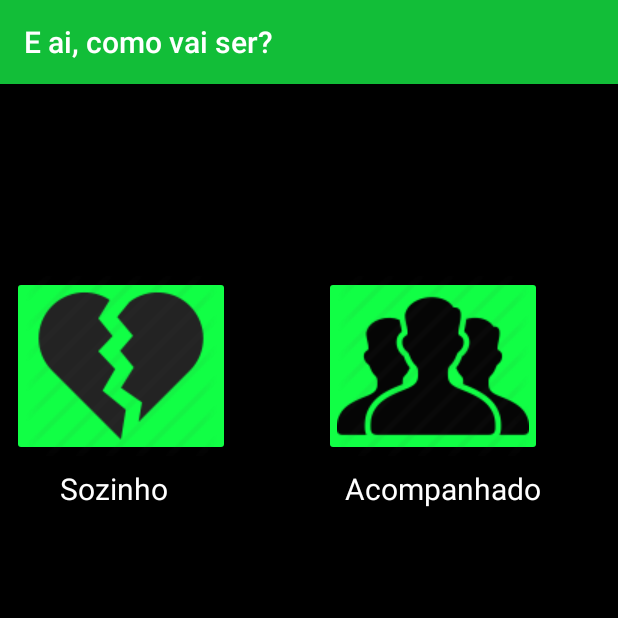
After one commit to bee-la/BeeLa, an Android app: the EscolhaProgramaAct screen opened directly, with no data from a screen before it, on a phone screen of 412 x 824 dp, the top half of it. The commit adds this screen. Run offline under Robolectric (Android 15) with nearby library versions, the phone set to English and light mode, and no system bars.

Commit message:
Escolher lugar sozinho ou em grupo

```diff
--- a/app/build.gradle
+++ b/app/build.gradle
@@ -48,4 +48,5 @@ dependencies {
 
 
 
+
 apply plugin: 'com.google.gms.google-services'
--- a/app/src/main/AndroidManifest.xml
+++ b/app/src/main/AndroidManifest.xml
@@ -67,6 +67,8 @@
         <activity
             android:name="br.ufrpe.beela.lugar.gui.LugaresAct"
             android:label="Lugares" />
+        <activity android:name="br.ufrpe.beela.lugar.gui.EscolhaProgramaAct"
+            android:label="E ai, como vai ser?"></activity>
     </application>
 
 </manifest>
--- /dev/null
+++ b/app/src/main/java/br/ufrpe/beela/lugar/gui/EscolhaProgramaAct.java
@@ -0,0 +1,14 @@
+package br.ufrpe.beela.lugar.gui;
+
+import android.support.v7.app.AppCompatActivity;
+import android.os.Bundle;
+import br.ufrpe.beela.gui.R;
+
+public class EscolhaProgramaAct extends AppCompatActivity {
+
+    @Override
+    protected void onCreate(Bundle savedInstanceState) {
+        super.onCreate(savedInstanceState);
+        setContentView(R.layout.activity_escolha_programa);
+    }
+}
--- /dev/null
+++ b/app/src/main/res/layout/activity_escolha_programa.xml
@@ -0,0 +1,62 @@
+<?xml version="1.0" encoding="utf-8"?>
+<android.support.constraint.ConstraintLayout xmlns:android="http://schemas.android.com/apk/res/android"
+    xmlns:app="http://schemas.android.com/apk/res-auto"
+    xmlns:tools="http://schemas.android.com/tools"
+    android:layout_width="match_parent"
+    android:layout_height="match_parent"
+    android:background="@color/preto"
+    tools:context="br.ufrpe.beela.lugar.gui.EscolhaProgramaAct">
+
+    <ImageButton
+        android:id="@+id/imageButton5"
+        android:layout_width="145dp"
+        android:layout_height="120dp"
+        android:layout_marginStart="8dp"
+        android:layout_marginTop="128dp"
+        android:backgroundTint="@color/verdeBotao"
+        app:layout_constraintStart_toStartOf="parent"
+        app:layout_constraintTop_toTopOf="parent"
+        app:srcCompat="@drawable/sozinho" />
+
+    <ImageButton
+        android:id="@+id/imageButton7"
+        android:layout_width="145dp"
+        android:layout_height="120dp"
+        android:layout_marginEnd="8dp"
+        android:layout_marginStart="8dp"
+        android:layout_marginTop="128dp"
+        android:backgroundTint="@color/verdeBotao"
+        app:layout_constraintEnd_toEndOf="parent"
+        app:layout_constraintHorizontal_bias="0.564"
+        app:layout_constraintStart_toEndOf="@+id/imageButton5"
+        app:layout_constraintTop_toTopOf="parent"
+        app:srcCompat="@drawable/acompanhado" />
+
+    <TextView
+        android:id="@+id/textView19"
+        android:layout_width="wrap_content"
+        android:layout_height="wrap_content"
+        android:layout_marginStart="40dp"
+        android:layout_marginTop="8dp"
+        android:text="@string/sozinho"
+        android:textAllCaps="false"
+        android:textColor="@color/branco"
+        android:textSize="20sp"
+        app:layout_constraintStart_toStartOf="parent"
+        app:layout_constraintTop_toBottomOf="@+id/imageButton5" />
+
+    <TextView
+        android:id="@+id/textView20"
+        android:layout_width="wrap_content"
+        android:layout_height="wrap_content"
+        android:layout_marginStart="8dp"
+        android:layout_marginTop="8dp"
+        android:text="@string/acompanhado"
+        android:textAllCaps="false"
+        android:textColor="@color/branco"
+        android:textSize="20sp"
+        app:layout_constraintEnd_toEndOf="parent"
+        app:layout_constraintHorizontal_bias="0.682"
+        app:layout_constraintStart_toEndOf="@+id/textView19"
+        app:layout_constraintTop_toBottomOf="@+id/imageButton7" />
+</android.support.constraint.ConstraintLayout>
--- a/app/src/main/res/values/strings.xml
+++ b/app/src/main/res/values/strings.xml
@@ -115,5 +115,7 @@
     <string name="Esportes">Esportes</string>
     <string name="Massas">Massas</string>
     <string name="Vegetariano">vegetariano</string>
+    <string name="sozinho">Sozinho</string>
+    <string name="acompanhado">Acompanhado</string>
 
 </resources>
```
Also changed, not shown: app/src/main/java/br/ufrpe/beela/perfil/dominio/PerfilUsuario.java (+9 -0 lines), app/src/main/java/br/ufrpe/beela/perfil/gui/PerfilAct.java (+54 -5 lines), app/src/main/res/drawable/acompanhado.png (added), app/src/main/res/drawable/sozinho.png (added).
